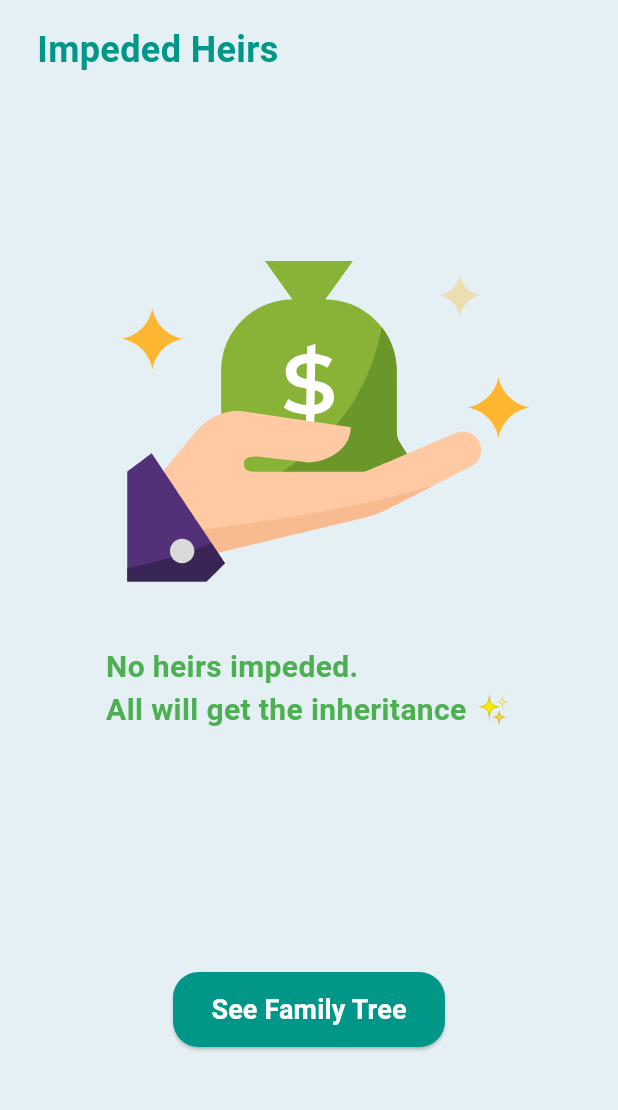
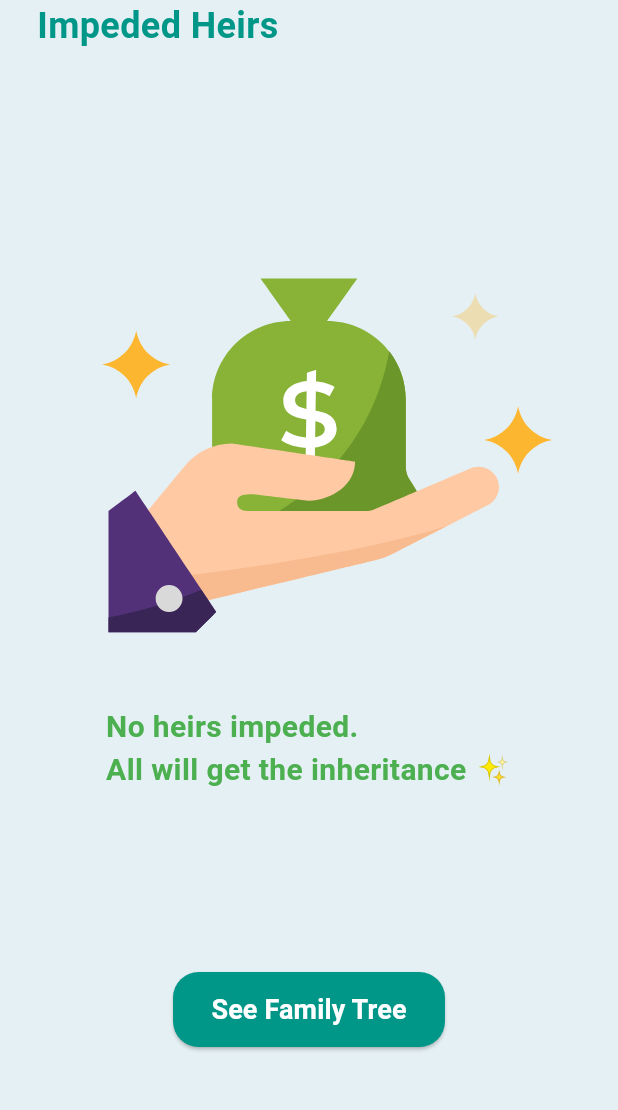
Before and after one commit to faiqhdr/radeena, a Flutter app: the ImpedimentPage screen opened directly with empty values, on a phone screen of 412 x 824 dp, the part 84-1194 px from its top. Run offline on Flutter 3.47's test engine with Material 3 defaults, Android fonts, the light colour scheme and no system bars; drawn by our look-alikes of animated_text_kit; our stand-ins replace input_quantity, lottie, sqflite; missing offline and left inert: graphview; accounts and stored records are empty.

Commit message:
adjust the height of page subtitle

```diff
--- a/lib/views/calculation_page.dart
+++ b/lib/views/calculation_page.dart
@@ -130,13 +130,13 @@ class CalculationPage extends StatelessWidget {
             crossAxisAlignment: CrossAxisAlignment.start,
             children: [
               Padding(
-                padding: EdgeInsets.only(top: 16),
+                padding: EdgeInsets.only(top: 0),
                 child: Text(
                   "Inheritance Distribution",
                   style: textUnderTitleStyle(),
                 ),
               ),
-              SizedBox(height: 20),
+              SizedBox(height: 25),
               Text(
                 "Net Property       : IDR ${formatNumber(totalProperty)}",
                 style: TextStyle(fontSize: 16, fontWeight: FontWeight.w500),
--- a/lib/views/history_page.dart
+++ b/lib/views/history_page.dart
@@ -83,7 +83,7 @@ class _HistoryPageState extends State<HistoryPage> {
           crossAxisAlignment: CrossAxisAlignment.start,
           children: [
             Padding(
-              padding: EdgeInsets.only(top: 0, bottom: 30),
+              padding: EdgeInsets.only(top: 0, bottom: 25),
               child: Text(
                 "Calculation List",
                 style: textUnderTitleStyle(),
--- a/lib/views/identification_page.dart
+++ b/lib/views/identification_page.dart
@@ -81,6 +81,7 @@ class _IdentificationPageState extends State<IdentificationPage> {
       crossAxisAlignment: CrossAxisAlignment.start,
       children: [
         Text("Input the Deceased's Property", style: textUnderTitleStyle()),
+        SizedBox(height: 25.0),
         _buildTextInputField(
           controller: _propertyAmountController,
           label: "Property's Amount",
@@ -241,7 +242,7 @@ class _IdentificationPageState extends State<IdentificationPage> {
       crossAxisAlignment: CrossAxisAlignment.start,
       children: [
         Text("Select Deceased's Gender", style: textUnderTitleStyle()),
-        SizedBox(height: 12.0),
+        SizedBox(height: 25.0),
         Row(
           children: [
             Radio(
@@ -255,7 +256,7 @@ class _IdentificationPageState extends State<IdentificationPage> {
               },
             ),
             Text("Male"),
-            SizedBox(width: 26.0),
+            SizedBox(width: 25.0),
             Radio(
               value: Gender.female,
               groupValue: widget.controller.deceasedGender,
--- a/lib/views/impediment_page.dart
+++ b/lib/views/impediment_page.dart
@@ -45,13 +45,13 @@ class ImpedimentPage extends StatelessWidget {
               crossAxisAlignment: CrossAxisAlignment.start,
               children: [
                 Padding(
-                  padding: EdgeInsets.only(top: 16),
+                  padding: EdgeInsets.only(top: 0),
                   child: Text(
                     "Impeded Heirs",
                     style: textUnderTitleStyle(),
                   ),
                 ),
-                SizedBox(height: 15),
+                SizedBox(height: 25),
                 Expanded(
                   child: impediments.isNotEmpty
                       ? ListView.builder(
@@ -76,16 +76,20 @@ class ImpedimentPage extends StatelessWidget {
                           ),
                         )
                       : Center(
-                          child: Column(
-                            mainAxisAlignment: MainAxisAlignment.start,
+                          child: Stack(
+                            alignment: Alignment.center,
                             children: [
-                              Lottie.asset(
+                              Positioned(
+                                top: 5,
+                                child: Lottie.asset(
                                   'assets/lottie/no_impediments.json',
                                   width: 400,
-                                height: 360,
+                                  height: 400,
                                 ),
-                              SizedBox(height: 5),
-                              AnimatedTextKit(
+                              ),
+                              Positioned(
+                                bottom: 240,
+                                child: AnimatedTextKit(
                                   animatedTexts: [
                                     TypewriterAnimatedText(
                                       'No heirs impeded. \nAll will get the inheritance ✨',
@@ -101,6 +105,7 @@ class ImpedimentPage extends StatelessWidget {
                                   pause: const Duration(milliseconds: 1000),
                                   displayFullTextOnTap: true,
                                   stopPauseOnTap: true,
+                                ),
                               ),
                             ],
                           ),
```
Also changed, not shown: lib/controllers/impediment_controller.dart (+21 -5 lines), lib/views/confirmation_page.dart (+2 -8 lines), lib/views/heir_page.dart (+26 -6 lines), lib/views/tree_graph_page.dart (+11 -12 lines). Lines whose indentation alone changed are shown as unchanged.
